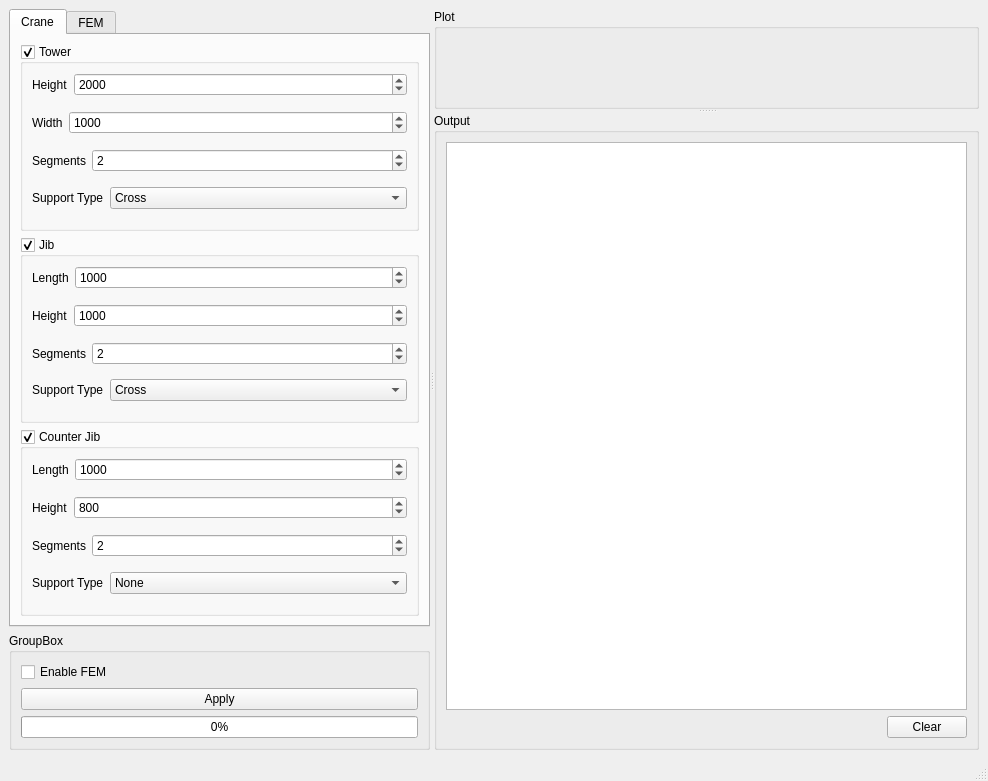
Old version of the form mainwindow.ui in the repository castn/crane-simulator.
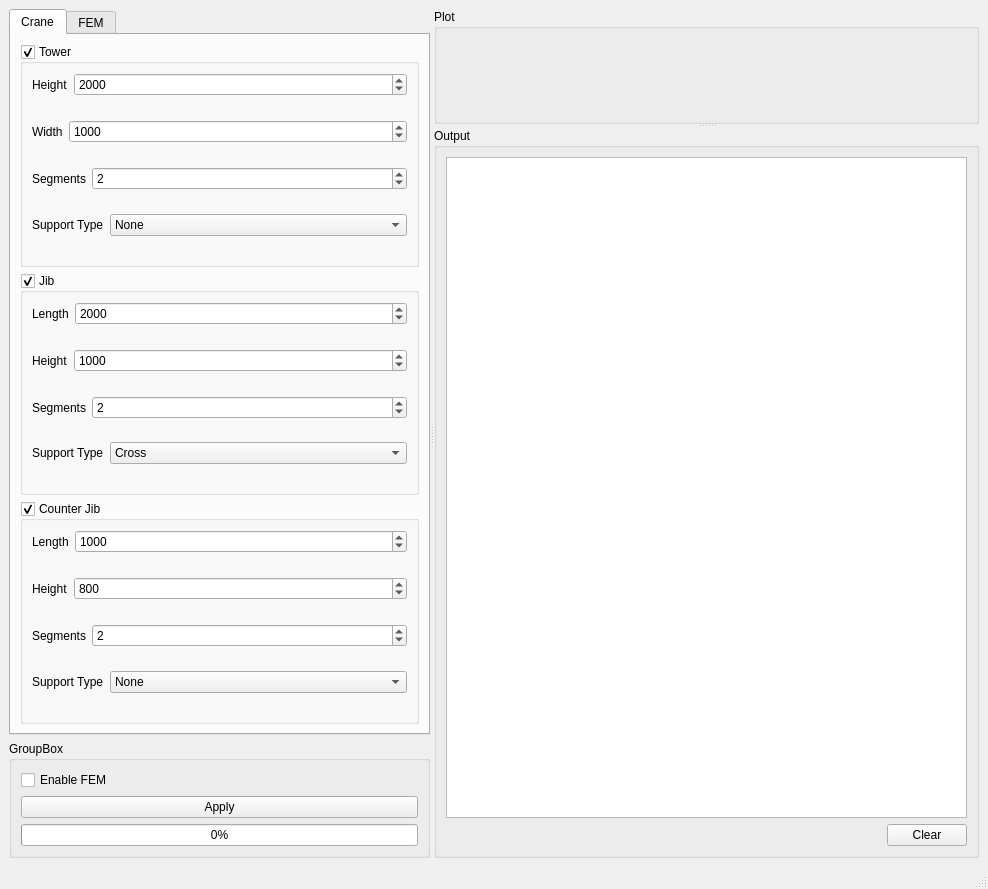
New version of the form. The open tabs and pages were chosen to show the change.

Commit message: added fem text should now print N, R, U under 'FEM' tab further attempts at getting plotting working

What changed in the file:
```diff
--- a/mainwindow.ui
+++ b/mainwindow.ui
@@ -7,7 +7,7 @@
     <x>0</x>
     <y>0</y>
     <width>988</width>
-    <height>781</height>
+    <height>889</height>
    </rect>
   </property>
   <property name="windowTitle">
@@ -115,8 +115,11 @@
                  </item>
                  <item row="0" column="1">
                   <widget class="QSpinBox" name="towerWidth_spinbox">
+                   <property name="minimum">
+                    <number>1</number>
+                   </property>
                    <property name="maximum">
-                    <number>10000</number>
+                    <number>2000</number>
                    </property>
                    <property name="value">
                     <number>1000</number>
@@ -164,8 +167,13 @@
                     <bool>false</bool>
                    </property>
                    <property name="currentText">
-                    <string>Cross</string>
+                    <string>None</string>
                    </property>
+                   <item>
+                    <property name="text">
+                     <string>None</string>
+                    </property>
+                   </item>
                    <item>
                     <property name="text">
                      <string>Cross</string>
@@ -215,7 +223,7 @@
                     <number>10000</number>
                    </property>
                    <property name="value">
-                    <number>1000</number>
+                    <number>2000</number>
                    </property>
                   </widget>
                  </item>
@@ -236,7 +244,7 @@
                     <number>1</number>
                    </property>
                    <property name="maximum">
-                    <number>10000</number>
+                    <number>2000</number>
                    </property>
                    <property name="value">
                     <number>1000</number>
@@ -353,7 +361,7 @@
                     <number>1</number>
                    </property>
                    <property name="maximum">
-                    <number>10000</number>
+                    <number>2000</number>
                    </property>
                    <property name="value">
                     <number>800</number>
```
Left out of the diff: 19 changed lines with no effect on the pictures. The commit also changes 2 other files.
